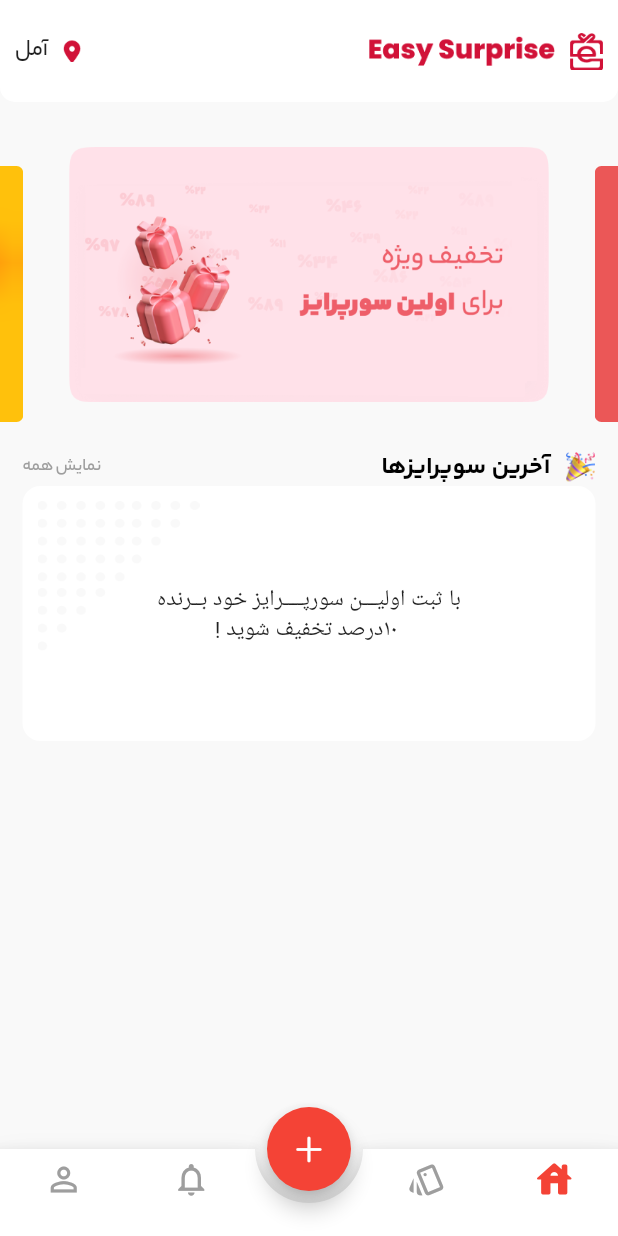
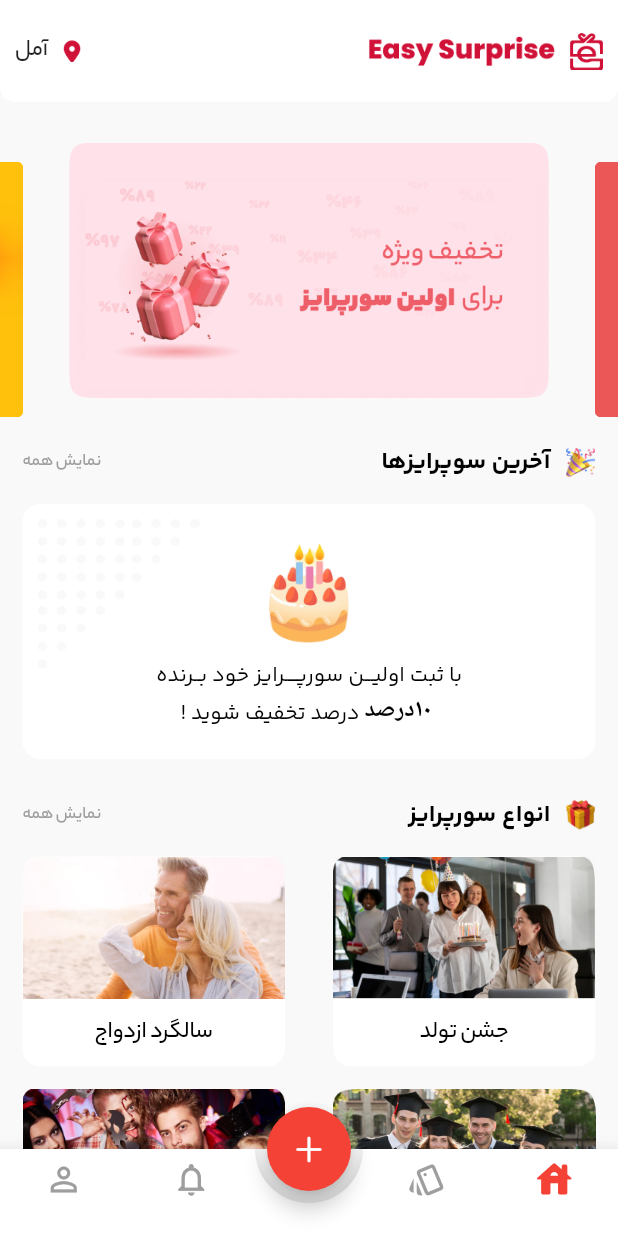
Before and after one commit to Alone-Fighter/easy_surprise, a Flutter app: the screen it shows after launch, on a phone screen of 412 x 824 dp. Run offline on Flutter 3.47's test engine with Material 2 defaults, Android fonts, the phone set to English and light mode, and no system bars; drawn by our look-alikes of carousel_slider, stylish_bottom_bar.

Commit message:
complete home screen

```diff
--- a/lib/constant.dart
+++ b/lib/constant.dart
@@ -2,7 +2,7 @@ import 'package:flutter/material.dart';
 import 'dart:ui';
 
 const kBackColor = Color(0xffF9F9F9);
-const kPinColor = Color(0xffD11238);
+const kRedColor = Color(0xffD11238);
 
 
 const kFontYekanbakh = 'YekanBakh';
--- a/lib/screens/home_screen.dart
+++ b/lib/screens/home_screen.dart
@@ -3,6 +3,7 @@ import 'package:easy_surprise/constant.dart';
 import 'package:easy_surprise/widgets/app_bar.dart';
 import 'package:easy_surprise/widgets/custom_carousel.dart';
 import 'package:easy_surprise/widgets/last_surprise_section.dart';
+import 'package:easy_surprise/widgets/type_surprise_section.dart';
 import 'package:flutter/material.dart';
 
 
@@ -20,11 +21,13 @@ class _HomeScreenState extends State<HomeScreen> {
     return SafeArea(
       child: Scaffold(
           backgroundColor: kBackColor,
-          body: Column(
+          body: Stack(
             children: [
-              const CustomAppBar(),
+              SingleChildScrollView(
+                child: Column(
+                  children: [
                     const SizedBox(
-                height: 25,
+                      height: 90,
                     ),
                     const CustomCarousel(),
                     Container(
@@ -32,9 +35,17 @@ class _HomeScreenState extends State<HomeScreen> {
                       child: Column(
                         children: const [
                           LastSurpriseSection(),
+                          SizedBox(
+                            height: 25,
+                          ),
+                          TypeSurpriseSection(),
                         ],
                       ),
                     ),
+                  ],
+                ),
+              ),
+              const CustomAppBar(),
             ],
           )),
     );
--- a/lib/widgets/app_bar.dart
+++ b/lib/widgets/app_bar.dart
@@ -22,7 +22,7 @@ class CustomAppBar extends StatelessWidget {
           const SizedBox(width: 10,),
           Image.asset('assets/images/easysurprise.png',height: 24,width: 124),
           const Spacer(),
-          Image.asset('assets/images/icon_pin.png',height: 15,width: 12,color: kPinColor,),
+          Image.asset('assets/images/icon_pin.png',height: 15,width: 12,color: kRedColor,),
           const SizedBox(width: 10,),
           Text('آمل',style: txt.txtYekanBakh.txtMedium.txtLg,),
         ],
--- a/lib/widgets/custom_navigation.dart
+++ b/lib/widgets/custom_navigation.dart
@@ -61,7 +61,6 @@ class _CustomNavigationState extends State<CustomNavigation> {
               selectedColor: Colors.green,
               backgroundColor: Colors.lightGreenAccent,
               title: const Text('')),
-
           BottomBarItem(
               icon: const Icon(
                 Icons.person_outline,
@@ -72,7 +71,6 @@ class _CustomNavigationState extends State<CustomNavigation> {
               backgroundColor: Colors.purpleAccent,
               selectedColor: Colors.deepPurple,
               title: const Text('')),
-
         ],
         hasNotch: true,
         fabLocation: StylishBarFabLocation.center,
@@ -102,6 +100,7 @@ class _CustomNavigationState extends State<CustomNavigation> {
       body: SafeArea(
         child: PageView(
           controller: controller,
+          physics: const NeverScrollableScrollPhysics(),
           onPageChanged: (idx) {
             setState(() {
               selected = idx;
--- a/lib/widgets/last_surprise_section.dart
+++ b/lib/widgets/last_surprise_section.dart
@@ -29,6 +29,7 @@ class LastSurpriseSection extends StatelessWidget {
             ),
           ],
         ),
+        const SizedBox(height: 15,),
         Container(
           width: double.infinity,
           height: 170,
@@ -38,11 +39,6 @@ class LastSurpriseSection extends StatelessWidget {
               borderRadius: BorderRadius.circular(12)),
           child: Stack(
             children: [
-              const Center(
-                child: Text(
-                    'با ثبت اولیـــن سورپــــرایز خود بــرنده\n ۱۰درصد تخفیف شوید !',
-                    textAlign: TextAlign.center),
-              ),
               Positioned(
                   left: 0,
                   child: Image.asset(
@@ -51,7 +47,41 @@ class LastSurpriseSection extends StatelessWidget {
                     height: 100,
                     width: 108,
                     color: kBackColor,
-                  ))
+                  )),
+              Center(
+                child: Column(
+                  mainAxisAlignment: MainAxisAlignment.center,
+                  crossAxisAlignment: CrossAxisAlignment.center,
+                  children: [
+                    Image.asset(
+                      'assets/images/birthday.png',
+                      fit: BoxFit.cover,
+                      height: 75,
+                      width: 66,
+                    ),
+                    const SizedBox(
+                      height: 10,
+                    ),
+                    RichText(
+                        textAlign: TextAlign.center,
+                        text: TextSpan(
+                            style: txt.txtRegular.txtMd.textBlack,
+                            children: [
+                              const TextSpan(
+                                text: 'با ثبت اولیـــن سورپــــرایز خود بــرنده',
+                              ),
+                              TextSpan(
+                                  text: '\n ۱۰درصد',
+                                  style: txt.txtBold.txtLg.textBlack
+                              ),
+                              const TextSpan(
+                                  text: ' درصد تخفیف شوید !'
+                              )
+                            ]
+                        )),
+                  ],
+                ),
+              ),
             ],
           ),
         ),
--- /dev/null
+++ b/lib/widgets/type_surprise_section.dart
@@ -0,0 +1,90 @@
+import 'package:easy_surprise/constant.dart';
+import 'package:flutter/material.dart';
+
+class TypeSurpriseSection extends StatelessWidget {
+  const TypeSurpriseSection({Key? key}) : super(key: key);
+
+  @override
+  Widget build(BuildContext context) {
+    return Column(
+      children: [
+        Row(
+          children: [
+            Image.asset(
+              'assets/images/logo_gift.png',
+              height: 20,
+              width: 20,
+            ),
+            const SizedBox(
+              width: 10,
+            ),
+            Text(
+              'انواع سورپرایز',
+              style: txt.textBlack.txtLg.txtBold.txtYekanBakh,
+            ),
+            const Spacer(),
+            Text(
+              'نمایش همه',
+              style: txt.txtYekanBakh.txtMedium.txtSm.textGrey,
+            ),
+          ],
+        ),
+        const SizedBox(
+          height: 15,
+        ),
+        Row(
+          children: [
+            createContainer('assets/images/ts_1.png', 'جشن تولد'),
+            const Spacer(),
+            createContainer('assets/images/ts_2.png', 'سالگرد ازدواج'),
+          ],
+        ),
+        const SizedBox(
+          height: 15,
+        ),
+        Row(
+          children: [
+            createContainer('assets/images/ts_3.png', 'جشن فارق التحصیلی'),
+            const Spacer(),
+            createContainer('assets/images/ts_4.png', 'هالویین'),
+          ],
+        ),
+        const SizedBox(
+          height: 15,
+        ),
+        Row(
+          children: [
+            createContainer('assets/images/ts_5.png', 'ولنتاین'),
+            const Spacer(),
+            createContainer('assets/images/ts_6.png', 'جشن ها سازمانی'),
+          ],
+        ),
+        const SizedBox(
+          height: 15,
+        ),
+      ],
+    );
+  }
+}
+
+Widget createContainer(String image,String title){
+  return Container(
+    height: 140,
+    width: 175,
+    padding: const EdgeInsets.only(bottom: 10),
+    decoration: BoxDecoration(
+        color: Colors.white,
+        borderRadius: BorderRadius.circular(12)
+    ),
+    child: Column(
+      children: [
+        Image.asset(image,fit: BoxFit.fill,height: 95,),
+        const Spacer(),
+        Text(
+          title,
+          style: txt.txtYekanBakh.txtMedium.txtLg.textBlack,
+        ),
+      ],
+    ),
+  );
+}
```
Also changed, not shown: assets/images/background.png (deleted), assets/images/ts_1.png (added), assets/images/ts_2.png (added), assets/images/ts_3.png (added), assets/images/ts_4.png (added), assets/images/ts_5.png (added), assets/images/ts_6.png (added). Lines whose indentation alone changed are shown as unchanged.
